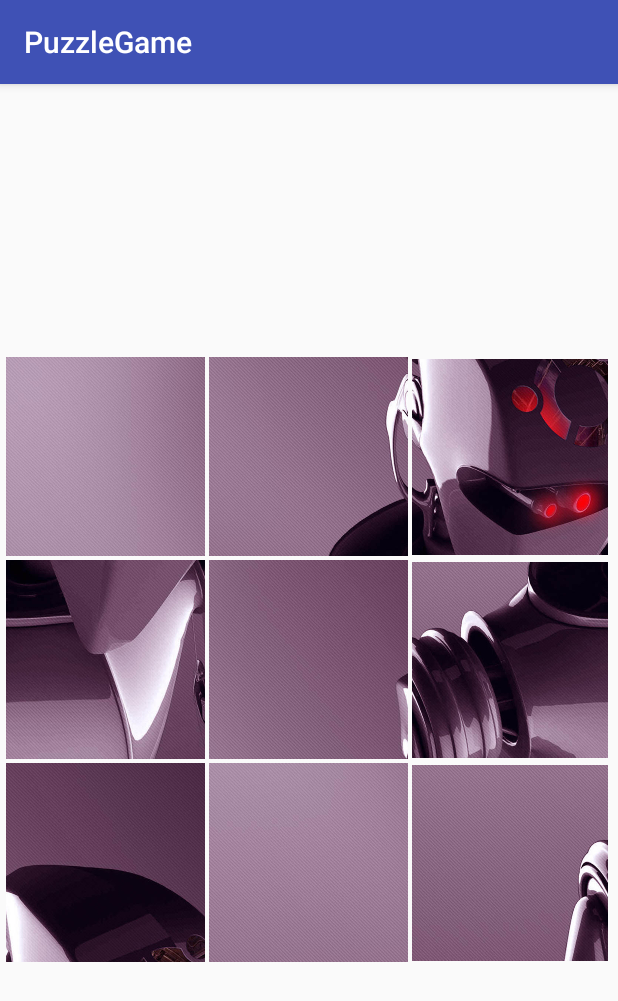
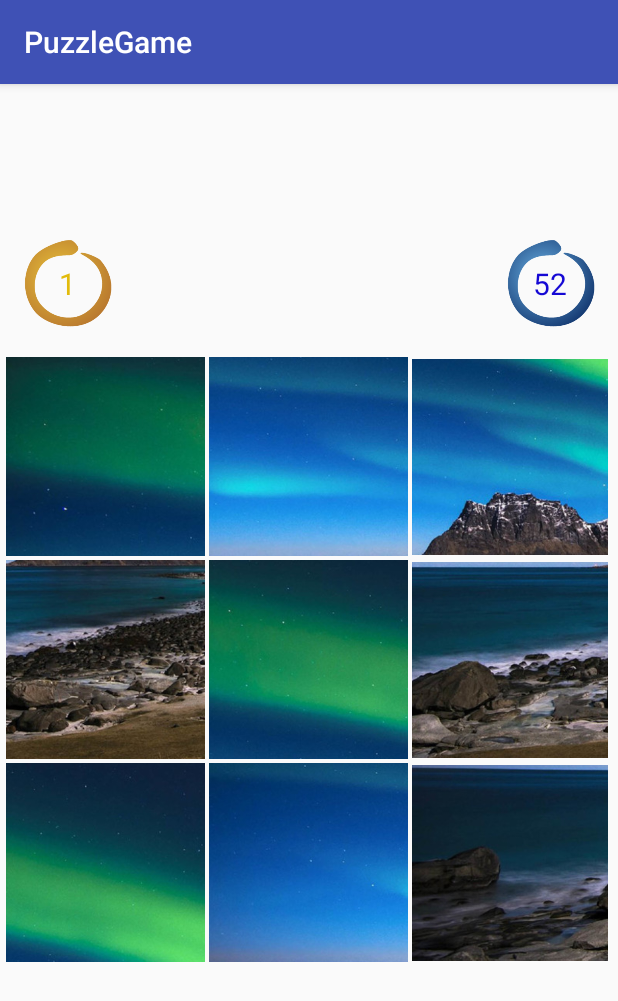
Before and after one commit to BestJerry/PuzzleGame, an Android app: the screen it shows after launch (MainActivity), on a phone screen of 412 x 824 dp. Shown: the top 1001 px of the screen. Run offline under Robolectric (Android 15) with nearby library versions, the phone set to English and light mode, and no system bars.

Commit message:
完成通关逻辑，时间倒数逻辑，暂停逻辑.

```diff
--- a/src/main/java/com/example/puzzlegame/MainActivity.java
+++ b/src/main/java/com/example/puzzlegame/MainActivity.java
@@ -1,13 +1,86 @@
 package com.example.puzzlegame;
 
+import android.app.AlertDialog;
+import android.content.DialogInterface;
+import android.os.Bundle;
 import android.support.v7.app.AppCompatActivity;
-import android.os.Bundle;
+import android.widget.TextView;
+
+import com.example.puzzlegame.PintuView.GamePintuLayout;
 
 public class MainActivity extends AppCompatActivity {
+
+    private GamePintuLayout mgamePintuLayout;
+
+    private TextView mlevel;
+    private TextView mtime;
+
 
     @Override
     protected void onCreate(Bundle savedInstanceState) {
         super.onCreate(savedInstanceState);
         setContentView(R.layout.activity_main);
+
+        mgamePintuLayout = (GamePintuLayout) findViewById(R.id.id_GamePintu);
+        mgamePintuLayout.setIstimeenable(true);
+        mlevel = (TextView) findViewById(R.id.id_level);
+        mtime = (TextView) findViewById(R.id.id_time);
+
+        mgamePintuLayout.setOnGamePintulistener(new GamePintuLayout.Gamepintulistener() {
+            @Override
+            public void nextlevel(final int nextlevel) {
+
+                new AlertDialog.Builder(MainActivity.this).setTitle("Information").setMessage("闯关成功！")
+                        .setPositiveButton("继续闯关", new DialogInterface.OnClickListener() {
+                            @Override
+                            public void onClick(DialogInterface dialogInterface, int i) {
+
+                                mgamePintuLayout.nextlevel();
+                                mlevel.setText("" + nextlevel);
+                            }
+                        }).show();
+            }
+
+            @Override
+            public void timechanged(int currenttime) {
+
+                mtime.setText("" + currenttime);
+
+            }
+
+            @Override
+            public void gameover() {
+
+                new AlertDialog.Builder(MainActivity.this).setTitle("Information").setMessage("游戏结束！")
+                        .setPositiveButton("重新开始", new DialogInterface.OnClickListener() {
+                            @Override
+                            public void onClick(DialogInterface dialogInterface, int i) {
+
+
+                                mgamePintuLayout.restart();
+
+                            }
+                        }).setNegativeButton("退出游戏", new DialogInterface.OnClickListener() {
+                    @Override
+                    public void onClick(DialogInterface dialogInterface, int i) {
+
+                        finish();
+                    }
+                }).show();
+            }
+        });
+    }
+
+    @Override
+    protected void onPause() {
+
+        super.onPause();
+        mgamePintuLayout.pause();
+    }
+
+    @Override
+    protected void onResume() {
+        super.onResume();
+        mgamePintuLayout.resume();
     }
 }
--- a/src/main/java/com/example/puzzlegame/PintuView/GamePintuLayout.java
+++ b/src/main/java/com/example/puzzlegame/PintuView/GamePintuLayout.java
@@ -4,13 +4,17 @@ import android.content.Context;
 import android.graphics.Bitmap;
 import android.graphics.BitmapFactory;
 import android.graphics.Color;
+import android.os.Handler;
+import android.os.Message;
 import android.util.AttributeSet;
+import android.util.Log;
 import android.util.TypedValue;
 import android.view.View;
 import android.view.animation.Animation;
 import android.view.animation.TranslateAnimation;
 import android.widget.ImageView;
 import android.widget.RelativeLayout;
+import android.widget.Toast;
 
 import com.example.puzzlegame.R;
 import com.example.puzzlegame.Util.ImagePiece;
@@ -25,6 +29,9 @@ import java.util.List;
  */
 public class GamePintuLayout extends RelativeLayout implements View.OnClickListener {
 
+
+    private static final String TAG = "GamePintuLayout";
+
     private int mColumn = 3;
     //容器的内边距
     private int mPadding;
@@ -33,6 +40,88 @@ public class GamePintuLayout extends RelativeLayout implements View.OnClickListe
 
     //游戏面板的宽度
     private int mwidth;
+
+    private boolean isgamesuccess;
+    private boolean isgameover;
+
+
+    private int mlevel = 1;
+
+
+    public interface Gamepintulistener {
+
+        void nextlevel(int nextlevel);
+
+        void timechanged(int currenttime);
+
+        void gameover();
+
+    }
+
+    //设置接口回调
+    public void setOnGamePintulistener(Gamepintulistener mlistener) {
+        this.mlistener = mlistener;
+    }
+
+    private Gamepintulistener mlistener;
+
+
+    private static final int Time_changed = 0x110;
+    private static final int NEXT_LEVEL = 0x111;
+
+    private boolean istimeenable = false;
+    private int mtime;
+
+
+    private Handler mhandler = new Handler() {
+
+        @Override
+        public void handleMessage(Message msg) {
+
+            switch (msg.what) {
+
+                case Time_changed:
+                    if (isgamesuccess || isgameover || ispause)
+                        return;
+
+
+                    if (mlistener != null) {
+
+                        mlistener.timechanged(mtime);
+
+                    }
+                    if (mtime == 0) {
+                        isgameover = true;
+                        mlistener.gameover();
+                        return;
+                    }
+                    mtime--;
+                    mhandler.sendEmptyMessageDelayed(Time_changed, 1000);
+
+
+                    break;
+                case NEXT_LEVEL:
+
+                    mlevel += 1;
+                    if (mlistener != null) {
+                        mlistener.nextlevel(mlevel);
+                    } else {
+                        nextlevel();
+                    }
+
+                    break;
+                default:
+                    break;
+            }
+        }
+
+    };
+
+
+    //设置是否开启时间
+    public void setIstimeenable(boolean istimeenable) {
+        this.istimeenable = istimeenable;
+    }
 
     private ImageView[] mGamepintuItems;
 
@@ -76,9 +165,29 @@ public class GamePintuLayout extends RelativeLayout implements View.OnClickListe
             initbitmap();
             //设置imageview（item）的宽高等属性
             inititem();
+            //判断是否开启时间
+            checktimeenable();
             once = true;
         }
         setMeasuredDimension(mwidth, mwidth);
+
+    }
+
+    private void checktimeenable() {
+
+        if (istimeenable) {
+
+            //根据当前等级设置时间
+            counttimebaselevel();
+            mhandler.sendEmptyMessage(Time_changed);
+
+        }
+
+    }
+
+    private void counttimebaselevel() {
+
+        mtime = (int) Math.pow(2, mlevel) * 30;
 
     }
 
@@ -128,7 +237,7 @@ public class GamePintuLayout extends RelativeLayout implements View.OnClickListe
     private void initbitmap() {
         if (mBitmap == null) {
 
-            mBitmap = BitmapFactory.decodeResource(getResources(), R.drawable.test1);
+            mBitmap = BitmapFactory.decodeResource(getResources(), R.drawable.test2);
 
         }
         mitembitmaps = ImageSplitterUtil.splitImage(mBitmap, mColumn);
@@ -140,6 +249,48 @@ public class GamePintuLayout extends RelativeLayout implements View.OnClickListe
 
             }
         });
+    }
+
+
+    public void restart() {
+
+        isgameover = false;
+        mColumn--;
+        nextlevel();
+    }
+
+
+    private boolean ispause;
+
+    public void resume() {
+
+        if (ispause) {
+            ispause = false;
+            mhandler.sendEmptyMessage(Time_changed);
+
+        }
+
+    }
+
+
+    public void pause() {
+
+        ispause = true;
+        mhandler.removeMessages(Time_changed);
+
+    }
+
+
+    public void nextlevel() {
+
+        this.removeAllViews();
+        manimlayout = null;
+        isgamesuccess = false;
+        mColumn++;
+        checktimeenable();
+        initbitmap();
+        inititem();
+
     }
 
     //获取多个参数的最小值
@@ -261,6 +412,8 @@ public class GamePintuLayout extends RelativeLayout implements View.OnClickListe
                 mfirst = msecond = null;
                 //移除动画层
                 manimlayout.removeAllViews();
+                //判断用户游戏是否完成
+                checksuccess();
                 isaniming = false;
 
 
@@ -275,6 +428,36 @@ public class GamePintuLayout extends RelativeLayout implements View.OnClickListe
 
     }
 
+    private void checksuccess() {
+
+        boolean issuccess = true;
+
+        for (int i = 0; i < mGamepintuItems.length; i++) {
+
+            ImageView imageview = mGamepintuItems[i];
+
+            if (getimageindexbytag((String) imageview.getTag()) != i) {
+
+                issuccess = false;
+
+            }
+
+        }
+
+        if (issuccess) {
+
+            isgamesuccess = true;
+            mhandler.removeMessages(Time_changed);
+
+            Log.e(TAG, "Success!");
+            Toast.makeText(getContext(), "Success , next Level .", Toast.LENGTH_LONG).show();
+
+            mhandler.sendEmptyMessage(NEXT_LEVEL);
+
+
+        }
+    }
+
     //根据tag获取id
     public int getimageidbytag(String tag) {
 
@@ -284,7 +467,7 @@ public class GamePintuLayout extends RelativeLayout implements View.OnClickListe
 
     }
 
-    public int getimageindex(String tag) {
+    public int getimageindexbytag(String tag) {
         String[] split = tag.split("_");
         return Integer.parseInt(split[1]);
     }
@@ -295,7 +478,6 @@ public class GamePintuLayout extends RelativeLayout implements View.OnClickListe
         if (manimlayout == null) {
             manimlayout = new RelativeLayout(getContext());
             addView(manimlayout);
-
         }
     }
 }
--- a/src/main/res/layout/activity_main.xml
+++ b/src/main/res/layout/activity_main.xml
@@ -5,8 +5,39 @@
     android:layout_height="match_parent">
 
     <com.example.puzzlegame.PintuView.GamePintuLayout
+        android:id="@+id/id_GamePintu"
         android:layout_width="match_parent"
         android:layout_height="match_parent"
         android:layout_centerInParent="true"
         android:padding="4dp" />
+
+    <RelativeLayout
+        android:layout_width="match_parent"
+        android:layout_height="wrap_content"
+        android:layout_above="@id/id_GamePintu"
+        android:layout_margin="10dp">
+
+        <TextView
+            android:id="@+id/id_level"
+            android:layout_width="70dp"
+            android:layout_height="70dp"
+            android:background="@drawable/level"
+            android:gravity="center"
+            android:padding="3dp"
+            android:text="1"
+            android:textColor="#e2bb0c"
+            android:textSize="20sp" />
+
+        <TextView
+            android:id="@+id/id_time"
+            android:layout_width="70dp"
+            android:layout_height="70dp"
+            android:layout_alignParentRight="true"
+            android:background="@drawable/time"
+            android:gravity="center"
+            android:padding="3dp"
+            android:text="30"
+            android:textColor="#1508d4"
+            android:textSize="20sp" />
+    </RelativeLayout>
 </RelativeLayout>
```
Also changed, not shown: src/main/res/drawable/level.png (added), src/main/res/drawable/test2.jpg (added), src/main/res/drawable/time.png (added), src/main/res/drawable/timeandlevel.png (added).
